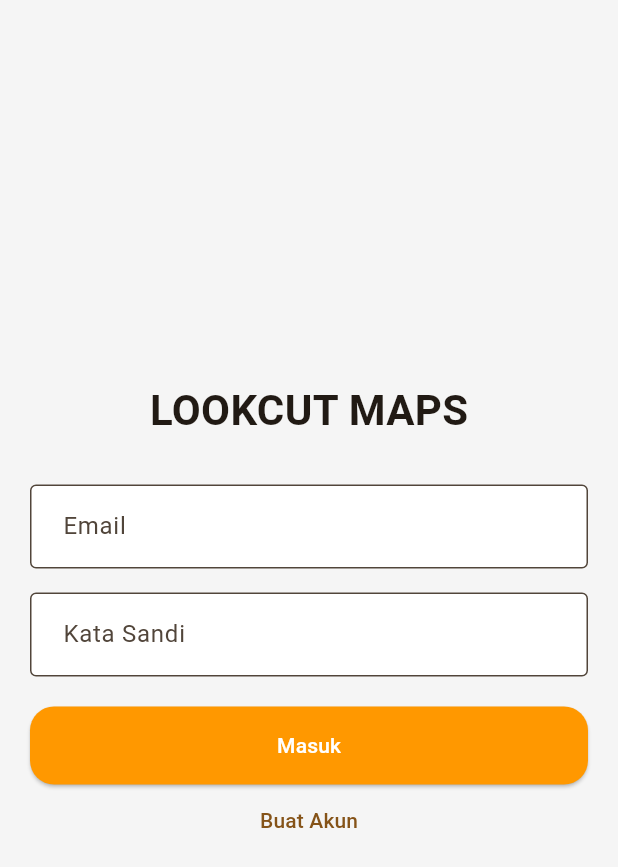
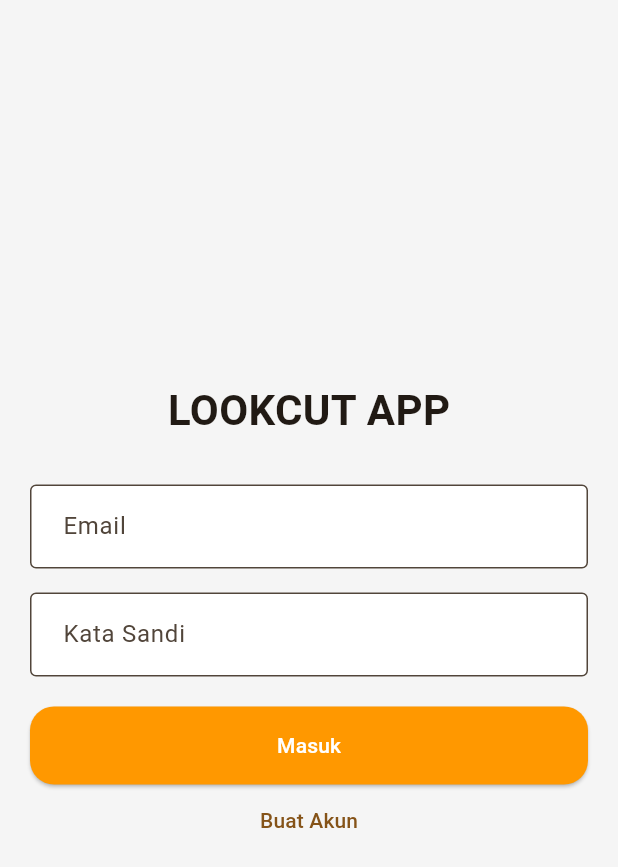
Before and after one commit to HammyHug4/UAS_SI6C_NasiGoreng, a Flutter app: the screen it shows after launch, on a phone screen of 412 x 824 dp. Shown: the top 867 px of the screen. Run offline on Flutter 3.47's test engine with Material 3 defaults, Android fonts, the phone set to English and light mode, and no system bars; our stand-ins replace cloud_firestore, firebase_auth, firebase_core, flutter_map, geolocator, image_picker and 3 more; accounts and stored records are empty.

Commit message:
Update sign_in_screen.dart

```diff
--- a/lookcut_app/lib/screens/sign_in_screen.dart
+++ b/lookcut_app/lib/screens/sign_in_screen.dart
@@ -46,7 +46,7 @@ class _SignInScreenState extends State<SignInScreen> {
           mainAxisAlignment: MainAxisAlignment.center,
           children: [
             const Text(
-              'LOOKCUT MAPS',
+              'LOOKCUT APP',
               style: TextStyle(fontSize: 28, fontWeight: FontWeight.bold),
             ),
             const SizedBox(height: 30),
```
